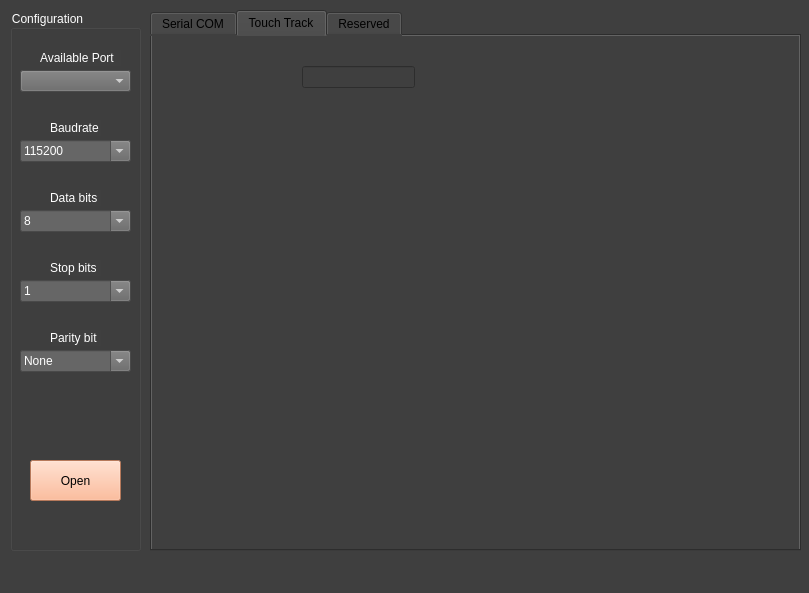
Above: gui/MixSerialPort.ui from JayHeng/MixSerialPort before the change. Below: the same form after it.
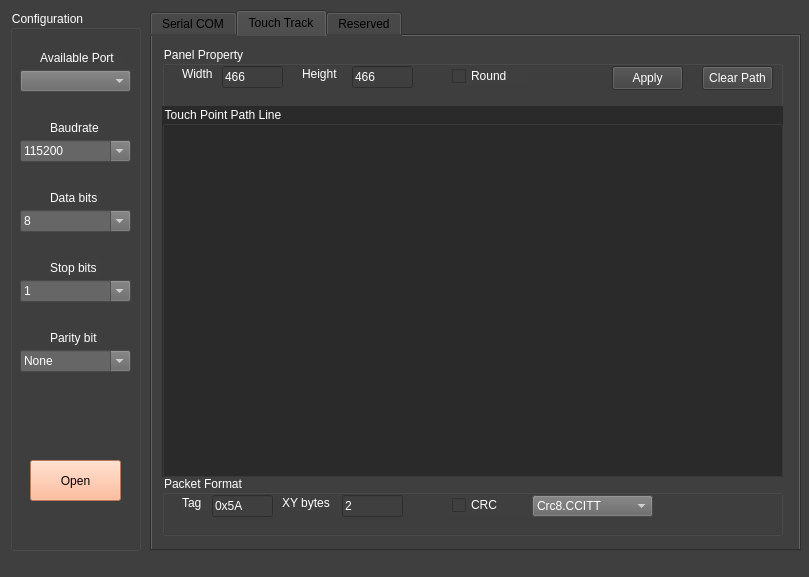
That is the form after the change. The open tabs and pages were chosen to show the change.

Diff of the .ui file:
```diff
--- a/gui/MixSerialPort.ui
+++ b/gui/MixSerialPort.ui
@@ -7,7 +7,7 @@
     <x>0</x>
     <y>0</y>
     <width>809</width>
-    <height>593</height>
+    <height>577</height>
    </rect>
   </property>
   <property name="windowTitle">
@@ -275,14 +275,262 @@
      <attribute name="title">
       <string>Touch Track</string>
      </attribute>
-     <widget class="QLineEdit" name="lineEdit">
+     <widget class="QGroupBox" name="groupBox_panelProperty">
       <property name="geometry">
        <rect>
-        <x>150</x>
-        <y>30</y>
-        <width>113</width>
-        <height>22</height>
+        <x>10</x>
+        <y>10</y>
+        <width>621</width>
+        <height>61</height>
        </rect>
+      </property>
+      <property name="styleSheet">
+       <string notr="true">color: rgb(255, 255, 255);</string>
+      </property>
+      <property name="title">
+       <string>Panel Property</string>
+      </property>
+      <widget class="QLabel" name="label_width">
+       <property name="geometry">
+        <rect>
+         <x>20</x>
+         <y>20</y>
+         <width>31</width>
+         <height>16</height>
+        </rect>
+       </property>
+       <property name="styleSheet">
+        <string notr="true">color: rgb(255, 255, 255);</string>
+       </property>
+       <property name="text">
+        <string>Width</string>
+       </property>
+      </widget>
+      <widget class="QLineEdit" name="lineEdit_width">
+       <property name="geometry">
+        <rect>
+         <x>60</x>
+         <y>20</y>
+         <width>61</width>
+         <height>22</height>
+        </rect>
+       </property>
+       <property name="styleSheet">
+        <string notr="true">color: rgb(255, 255, 255);</string>
+       </property>
+       <property name="text">
+        <string>466</string>
+       </property>
+      </widget>
+      <widget class="QLabel" name="label_height">
+       <property name="geometry">
+        <rect>
+         <x>140</x>
+         <y>20</y>
+         <width>41</width>
+         <height>16</height>
+        </rect>
+       </property>
+       <property name="styleSheet">
+        <string notr="true">color: rgb(255, 255, 255);</string>
+       </property>
+       <property name="text">
+        <string>Height</string>
+       </property>
+      </widget>
+      <widget class="QLineEdit" name="lineEdit_height">
+       <property name="geometry">
+        <rect>
+         <x>190</x>
+         <y>20</y>
+         <width>61</width>
+         <height>22</height>
+        </rect>
+       </property>
+       <property name="styleSheet">
+        <string notr="true">color: rgb(255, 255, 255);</string>
+       </property>
+       <property name="text">
+        <string>466</string>
+       </property>
+      </widget>
+      <widget class="QCheckBox" name="checkBox_isRound">
+       <property name="geometry">
+        <rect>
+         <x>290</x>
+         <y>20</y>
+         <width>76</width>
+         <height>20</height>
+        </rect>
+       </property>
+       <property name="text">
+        <string>Round</string>
+       </property>
+      </widget>
+      <widget class="QPushButton" name="pushButton_apply">
+       <property name="geometry">
+        <rect>
+         <x>450</x>
+         <y>20</y>
+         <width>71</width>
+         <height>24</height>
+        </rect>
+       </property>
+       <property name="styleSheet">
+        <string notr="true">color: rgb(255, 255, 255);</string>
+       </property>
+       <property name="text">
+        <string>Apply</string>
+       </property>
+      </widget>
+      <widget class="QPushButton" name="pushButton_clearPath">
+       <property name="geometry">
+        <rect>
+         <x>540</x>
+         <y>20</y>
+         <width>71</width>
+         <height>24</height>
+        </rect>
+       </property>
+       <property name="styleSheet">
+        <string notr="true">color: rgb(255, 255, 255);</string>
+       </property>
+       <property name="text">
+        <string>Clear Path</string>
+       </property>
+      </widget>
+     </widget>
+     <widget class="QGroupBox" name="groupBox_packetFormat">
+      <property name="geometry">
+       <rect>
+        <x>10</x>
+        <y>439</y>
+        <width>621</width>
+        <height>61</height>
+       </rect>
+      </property>
+      <property name="styleSheet">
+       <string notr="true">color: rgb(255, 255, 255);</string>
+      </property>
+      <property name="title">
+       <string>Packet Format</string>
+      </property>
+      <widget class="QLabel" name="label_tag">
+       <property name="geometry">
+        <rect>
+         <x>20</x>
+         <y>20</y>
+         <width>31</width>
+         <height>16</height>
+        </rect>
+       </property>
+       <property name="styleSheet">
+        <string notr="true">color: rgb(255, 255, 255);</string>
+       </property>
+       <property name="text">
+        <string>Tag</string>
+       </property>
+      </widget>
+      <widget class="QLineEdit" name="lineEdit_tag">
+       <property name="geometry">
+        <rect>
+         <x>50</x>
+         <y>20</y>
+         <width>61</width>
+         <height>22</height>
+        </rect>
+       </property>
+       <property name="styleSheet">
+        <string notr="true">color: rgb(255, 255, 255);</string>
+       </property>
+       <property name="text">
+        <string>0x5A</string>
+       </property>
+      </widget>
+      <widget class="QLabel" name="label_xyBytes">
+       <property name="geometry">
+        <rect>
+         <x>120</x>
+         <y>20</y>
+         <width>61</width>
+         <height>16</height>
+        </rect>
+       </property>
+       <property name="styleSheet">
+        <string notr="true">color: rgb(255, 255, 255);</string>
+       </property>
+       <property name="text">
+        <string>XY bytes</string>
+       </property>
+      </widget>
+      <widget class="QLineEdit" name="lineEdit_xyBytes">
+       <property name="geometry">
+        <rect>
+         <x>180</x>
+         <y>20</y>
+         <width>61</width>
+         <height>22</height>
+        </rect>
+       </property>
+       <property name="styleSheet">
+        <string notr="true">color: rgb(255, 255, 255);</string>
+       </property>
+       <property name="text">
+        <string>2</string>
+       </property>
+      </widget>
+      <widget class="QCheckBox" name="checkBox_hasCrc">
+       <property name="geometry">
+        <rect>
+         <x>290</x>
+         <y>20</y>
+         <width>76</width>
+         <height>20</height>
+        </rect>
+       </property>
+       <property name="text">
+        <string>CRC</string>
+       </property>
+      </widget>
+      <widget class="QComboBox" name="comboBox_crcAlgo">
+       <property name="geometry">
+        <rect>
+         <x>370</x>
+         <y>20</y>
+         <width>121</width>
+         <height>22</height>
+        </rect>
+       </property>
+       <property name="styleSheet">
+        <string notr="true">background-color: rgb(102, 102, 102);</string>
+       </property>
+       <item>
+        <property name="text">
+         <string>Crc8.CCITT</string>
+        </property>
+       </item>
+       <item>
+        <property name="text">
+         <string>Crc16.CCITT</string>
+        </property>
+       </item>
+      </widget>
+     </widget>
+     <widget class="QGroupBox" name="groupBox_pointPath">
+      <property name="geometry">
+       <rect>
+        <x>10</x>
+        <y>70</y>
+        <width>621</width>
+        <height>371</height>
+       </rect>
+      </property>
+      <property name="styleSheet">
+       <string notr="true">color: rgb(255, 255, 255);
+background-color: rgb(42, 42, 42);</string>
+      </property>
+      <property name="title">
+       <string>Touch Point Path Line</string>
       </property>
      </widget>
     </widget>
```
Left out of the diff: 2 changed lines with no effect on the pictures.
